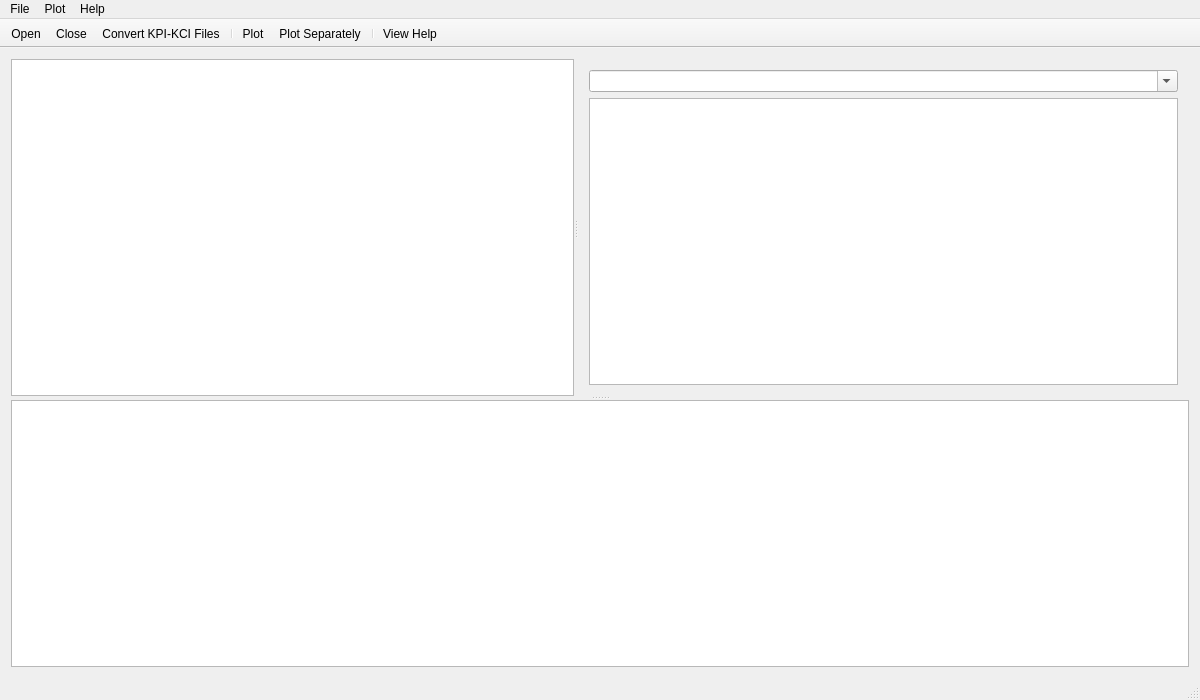
kery/MacVisTat, file VisualStatistics/MainWindow.ui: the form before one commit.
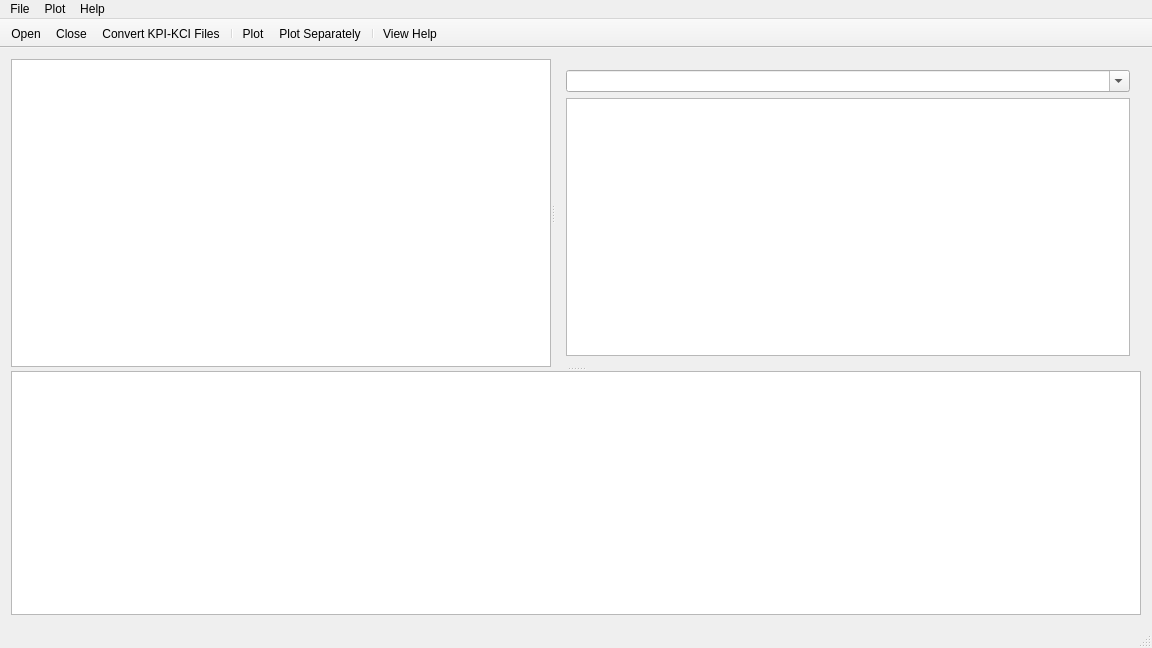
The form after the commit. Icons and pictures are not drawn.

Diff of the .ui file:
```diff
--- a/VisualStatistics/MainWindow.ui
+++ b/VisualStatistics/MainWindow.ui
@@ -6,8 +6,8 @@
    <rect>
     <x>0</x>
     <y>0</y>
-    <width>1200</width>
-    <height>700</height>
+    <width>1152</width>
+    <height>648</height>
    </rect>
   </property>
   <property name="contextMenuPolicy">
@@ -116,7 +116,7 @@
     <rect>
      <x>0</x>
      <y>0</y>
-     <width>1200</width>
+     <width>1152</width>
      <height>21</height>
     </rect>
    </property>
```
